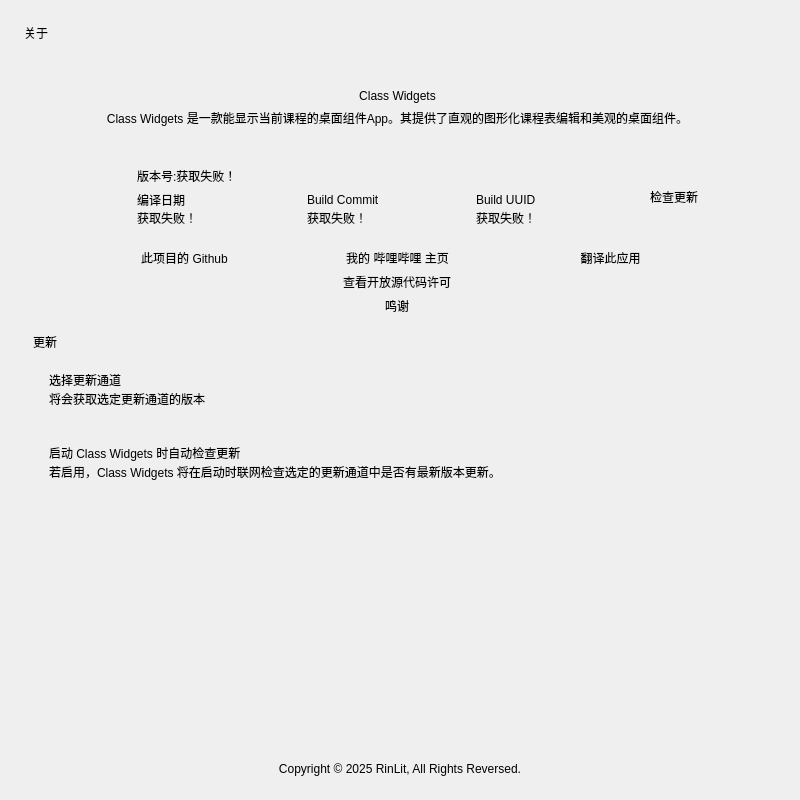
Before: the Qt Designer form view/menu/about.ui in RankFrank4010/LiumingClassroom, drawn with Qt 5.
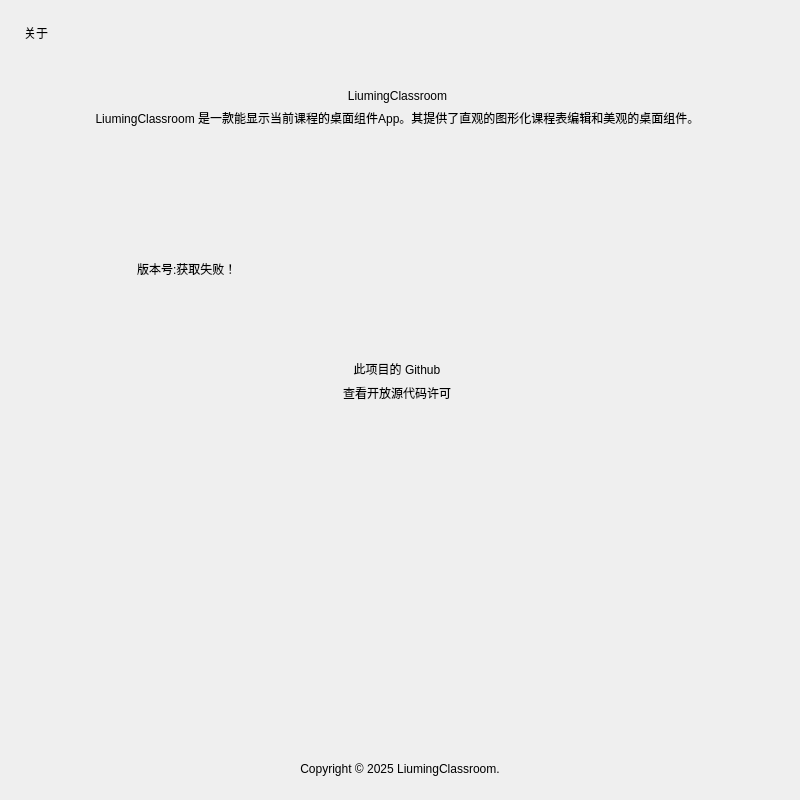
After: the same form once the commit is applied. Icons and pictures are not drawn. Custom widgets are drawn as their Qt base class.

Commit message: refactor!: 品牌更名为 LiumingClassroom，新增远程配置(OTA/特别通知)、值日生增强与启动依赖自检

Patch:
```diff
--- a/view/menu/about.ui
+++ b/view/menu/about.ui
@@ -115,7 +115,7 @@
          <item>
           <widget class="SubtitleLabel" name="SubtitleLabel">
            <property name="text">
-            <string>Class Widgets</string>
+            <string>LiumingClassroom</string>
            </property>
            <property name="alignment">
             <set>Qt::AlignCenter</set>
@@ -125,7 +125,7 @@
          <item>
           <widget class="CaptionLabel" name="CaptionLabel_3">
            <property name="text">
-            <string>Class Widgets 是一款能显示当前课程的桌面组件App。其提供了直观的图形化课程表编辑和美观的桌面组件。</string>
+            <string>LiumingClassroom 是一款能显示当前课程的桌面组件App。其提供了直观的图形化课程表编辑和美观的桌面组件。</string>
            </property>
            <property name="alignment">
             <set>Qt::AlignCenter</set>
@@ -246,121 +246,9 @@
                   </property>
                  </spacer>
                 </item>
-                <item>
-                 <layout class="QHBoxLayout" name="horizontalLayout_build_info">
-                  <item>
-                   <layout class="QVBoxLayout" name="verticalLayout_build_date">
-                    <property name="spacing">
-                     <number>0</number>
-                    </property>
-                    <item>
-                     <widget class="StrongBodyLabel" name="build_date_title_label">
-                      <property name="text">
-                       <string>编译日期</string>
-                      </property>
-                     <property name="wordWrap"><bool>true</bool></property></widget>
-                    </item>
-                    <item>
-                     <widget class="CaptionLabel" name="build_date_label">
-                      <property name="text">
-                       <string>获取失败！</string>
-                      </property>
-                     <property name="wordWrap"><bool>true</bool></property></widget>
-                    </item>
-                   </layout>
-                  </item>
-                  <item>
-                   <spacer name="horizontalSpacer_3">
-                    <property name="orientation">
-                     <enum>Qt::Horizontal</enum>
-                    </property>
-                    <property name="sizeType">
-                     <enum>QSizePolicy::Fixed</enum>
-                    </property>
-                    <property name="sizeHint" stdset="0">
-                     <size>
-                      <width>2</width>
-                      <height>2</height>
-                     </size>
-                    </property>
-                   </spacer>
-                  </item>
-                  <item>
-                   <layout class="QVBoxLayout" name="verticalLayout_build_commit">
-                    <property name="spacing">
-                     <number>0</number>
-                    </property>
-                    <item>
-                     <widget class="StrongBodyLabel" name="build_commit_title_label">
-                      <property name="text">
-                       <string>Build Commit</string>
-                      </property>
-                     <property name="wordWrap"><bool>true</bool></property></widget>
-                    </item>
-                    <item>
-                     <widget class="CaptionLabel" name="build_commit_label">
-                      <property name="text">
-                       <string>获取失败！</string>
-                      </property>
-                     <property name="wordWrap"><bool>true</bool></property></widget>
-                    </item>
-                   </layout>
-                  </item>
-                  <item>
-                   <spacer name="horizontalSpacer_2">
-                    <property name="orientation">
-                     <enum>Qt::Horizontal</enum>
-                    </property>
-                    <property name="sizeType">
-                     <enum>QSizePolicy::Fixed</enum>
-                    </property>
-                    <property name="sizeHint" stdset="0">
-                     <size>
-                      <width>2</width>
-                      <height>2</height>
-                     </size>
-                    </property>
-                   </spacer>
-                  </item>
-                  <item>
-                   <layout class="QVBoxLayout" name="verticalLayout_build_uuid">
-                    <property name="spacing">
-                     <number>0</number>
-                    </property>
-                    <item>
-                     <widget class="StrongBodyLabel" name="build_uuid_title_label">
-                      <property name="text">
-                       <string>Build UUID</string>
-                      </property>
-                     <property name="wordWrap"><bool>true</bool></property></widget>
-                    </item>
-                    <item>
-                     <widget class="CaptionLabel" name="build_uuid_label">
-                      <property name="text">
-                       <string>获取失败！</string>
-                      </property>
-                     <property name="wordWrap"><bool>true</bool></property></widget>
-                    </item>
-                   </layout>
-                  </item>
-                 </layout>
-                </item>
-               </layout>
+                </layout>
               </item>
-              <item>
-               <widget class="PrimaryPushButton" name="check_update">
-                <property name="sizePolicy">
-                 <sizepolicy hsizetype="Maximum" vsizetype="Fixed">
-                  <horstretch>0</horstretch>
-                  <verstretch>0</verstretch>
-                 </sizepolicy>
-                </property>
-                <property name="text">
-                 <string>检查更新</string>
-                </property>
-               </widget>
-              </item>
-             </layout>
+              </layout>
             </widget>
            </item>
           </layout>
@@ -401,57 +289,7 @@
              </property>
             </widget>
            </item>
-           <item>
-            <widget class="PushButton" name="button_bilibili">
-             <property name="sizePolicy">
-              <sizepolicy hsizetype="Expanding" vsizetype="Fixed">
-               <horstretch>0</horstretch>
-               <verstretch>0</verstretch>
-              </sizepolicy>
-             </property>
-             <property name="minimumSize">
-              <size>
-               <width>0</width>
-               <height>0</height>
-              </size>
-             </property>
-             <property name="maximumSize">
-              <size>
-               <width>360</width>
-               <height>16777215</height>
-              </size>
-             </property>
-             <property name="text">
-              <string>我的 哔哩哔哩 主页</string>
-             </property>
-            </widget>
-           </item>
-           <item>
-            <widget class="PushButton" name="button_weblate">
-             <property name="sizePolicy">
-              <sizepolicy hsizetype="Expanding" vsizetype="Fixed">
-               <horstretch>0</horstretch>
-               <verstretch>0</verstretch>
-              </sizepolicy>
-             </property>
-             <property name="minimumSize">
-              <size>
-               <width>0</width>
-               <height>0</height>
-              </size>
-             </property>
-             <property name="maximumSize">
-              <size>
-               <width>360</width>
-               <height>16777215</height>
-              </size>
-             </property>
-             <property name="text">
-              <string>翻译此应用</string>
-             </property>
-            </widget>
-           </item>
-          </layout>
+           </layout>
          </item>
          <item>
           <layout class="QHBoxLayout" name="horizontalLayout_4">
@@ -491,216 +329,7 @@
            </item>
           </layout>
          </item>
-         <item>
-          <layout class="QHBoxLayout" name="horizontalLayout_2">
-           <property name="leftMargin">
-            <number>0</number>
-           </property>
-           <property name="rightMargin">
-            <number>0</number>
-           </property>
-           <item>
-            <widget class="PushButton" name="button_thanks">
-             <property name="sizePolicy">
-              <sizepolicy hsizetype="Expanding" vsizetype="Fixed">
-               <horstretch>0</horstretch>
-               <verstretch>0</verstretch>
-              </sizepolicy>
-             </property>
-             <property name="minimumSize">
-              <size>
-               <width>0</width>
-               <height>0</height>
-              </size>
-             </property>
-             <property name="maximumSize">
-              <size>
-               <width>310</width>
-               <height>16777215</height>
-              </size>
-             </property>
-             <property name="text">
-              <string>鸣谢</string>
-             </property>
-             <property name="hasIcon" stdset="0">
-              <bool>false</bool>
-             </property>
-            </widget>
-           </item>
-          </layout>
-         </item>
-        </layout>
-       </item>
-       <item>
-        <layout class="QVBoxLayout" name="verticalLayout_5">
-         <property name="spacing">
-          <number>3</number>
-         </property>
-         <property name="topMargin">
-          <number>12</number>
-         </property>
-         <item>
-          <layout class="QHBoxLayout" name="horizontalLayout_7">
-           <item>
-            <widget class="SubtitleLabel" name="SubtitleLabel_3">
-             <property name="text">
-              <string>更新</string>
-             </property>
-            <property name="wordWrap"><bool>true</bool></property></widget>
-           </item>
-          </layout>
-         </item>
-         <item>
-          <widget class="CardWidget" name="CardWidget_3">
-           <property name="minimumSize">
-            <size>
-             <width>0</width>
-             <height>70</height>
-            </size>
-           </property>
-           <layout class="QHBoxLayout" name="horizontalLayout_6">
-            <property name="leftMargin">
-             <number>16</number>
-            </property>
-            <property name="topMargin">
-             <number>16</number>
-            </property>
-            <property name="rightMargin">
-             <number>16</number>
-            </property>
-            <property name="bottomMargin">
-             <number>16</number>
-            </property>
-            <item>
-             <layout class="QVBoxLayout" name="verticalLayout_6">
-              <property name="spacing">
-               <number>0</number>
-              </property>
-              <item>
-               <widget class="StrongBodyLabel" name="StrongBodyLabel_5">
-                <property name="text">
-                 <string>选择更新通道</string>
-                </property>
-               <property name="wordWrap"><bool>true</bool></property></widget>
-              </item>
-              <item>
-               <widget class="CaptionLabel" name="CaptionLabel_5">
-                <property name="text">
-                 <string>将会获取选定更新通道的版本</string>
-                </property>
-                <property name="wordWrap">
-                 <bool>false</bool>
-                </property>
-                <property name="lightColor" stdset="0">
-                 <color alpha="150">
-                  <red>0</red>
-                  <green>0</green>
-                  <blue>0</blue>
-                 </color>
-                </property>
-                <property name="darkColor" stdset="0">
-                 <color alpha="200">
-                  <red>255</red>
-                  <green>255</green>
-                  <blue>255</blue>
-                 </color>
-                </property>
-               </widget>
-              </item>
-             </layout>
-            </item>
-            <item>
-             <widget class="ComboBox" name="version_channel">
-              <property name="sizePolicy">
-               <sizepolicy hsizetype="Maximum" vsizetype="Fixed">
-                <horstretch>0</horstretch>
-                <verstretch>0</verstretch>
-               </sizepolicy>
-              </property>
-             </widget>
-            </item>
-           </layout>
-          </widget>
-         </item>
-         <item>
-          <widget class="CardWidget" name="CardWidget_12">
-           <property name="minimumSize">
-            <size>
-             <width>0</width>
-             <height>70</height>
-            </size>
-           </property>
-           <layout class="QHBoxLayout" name="horizontalLayout_13">
-            <property name="leftMargin">
-             <number>16</number>
-            </property>
-            <property name="topMargin">
-             <number>16</number>
-            </property>
-            <property name="rightMargin">
-             <number>16</number>
-            </property>
-            <property name="bottomMargin">
-             <number>16</number>
-            </property>
-            <item>
-             <layout class="QVBoxLayout" name="verticalLayout_18">
-              <property name="spacing">
-               <number>0</number>
-              </property>
-              <item>
-               <widget class="StrongBodyLabel" name="StrongBodyLabel_14">
-                <property name="sizePolicy">
-                 <sizepolicy hsizetype="Expanding" vsizetype="Preferred">
-                  <horstretch>0</horstretch>
-                  <verstretch>0</verstretch>
-                 </sizepolicy>
-                </property>
-                <property name="text">
-                 <string>启动 Class Widgets 时自动检查更新</string>
-                </property>
-               <property name="wordWrap"><bool>true</bool></property></widget>
-              </item>
-              <item>
-               <widget class="CaptionLabel" name="CaptionLabel_12">
-                <property name="text">
-                 <string>若启用，Class Widgets 将在启动时联网检查选定的更新通道中是否有最新版本更新。</string>
-                </property>
-                <property name="wordWrap">
-                 <bool>true</bool>
-                </property>
-                <property name="lightColor" stdset="0">
-                 <color alpha="150">
-                  <red>0</red>
-                  <green>0</green>
-                  <blue>0</blue>
-                 </color>
-                </property>
-                <property name="darkColor" stdset="0">
-                 <color alpha="200">
-                  <red>255</red>
-                  <green>255</green>
-                  <blue>255</blue>
-                 </color>
-                </property>
-               </widget>
-              </item>
-             </layout>
-            </item>
-            <item>
-             <widget class="SwitchButton" name="auto_check_update">
-              <property name="onText">
-               <string>启用</string>
-              </property>
-              <property name="offText">
-               <string>禁用</string>
-              </property>
-             </widget>
-            </item>
-           </layout>
-          </widget>
-         </item>
-        </layout>
+         </layout>
        </item>
        <item>
         <spacer name="verticalSpacer">
@@ -722,7 +351,7 @@
    <item>
     <widget class="CaptionLabel" name="CaptionLabel_2">
      <property name="text">
-      <string>Copyright © 2025 RinLit, All Rights Reversed.</string>
+      <string>Copyright © 2025 LiumingClassroom.</string>
      </property>
      <property name="alignment">
       <set>Qt::AlignCenter</set>
```
Left out of the diff: 2 changed lines with no effect on the pictures. The commit also changes 84 other files.
